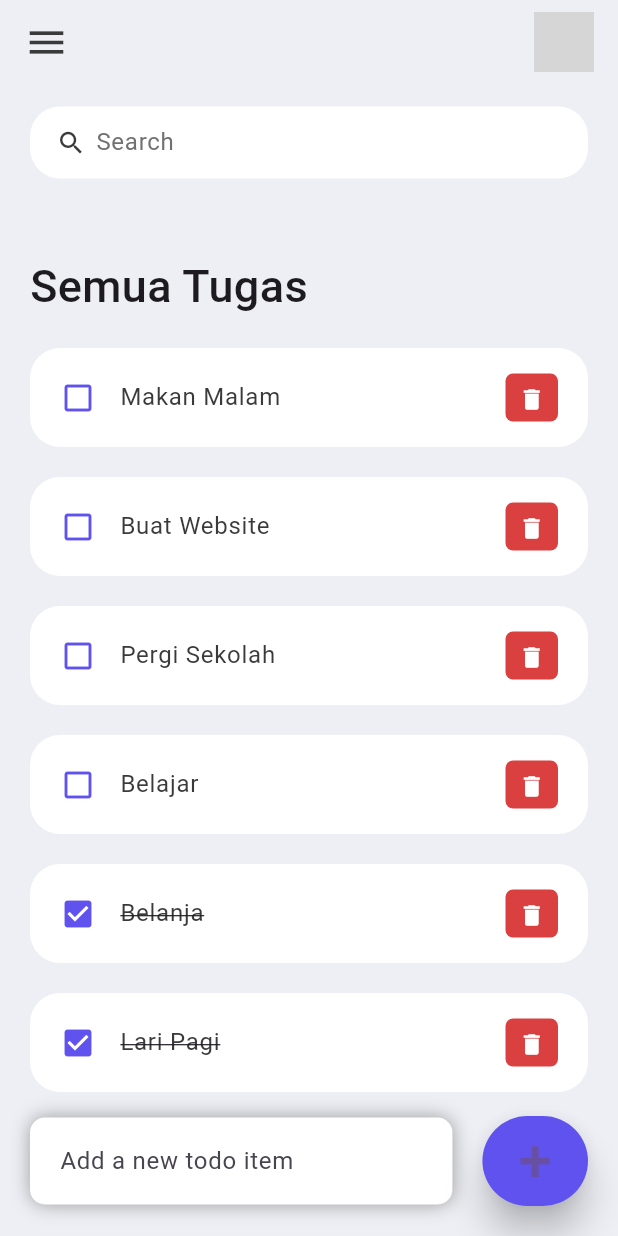
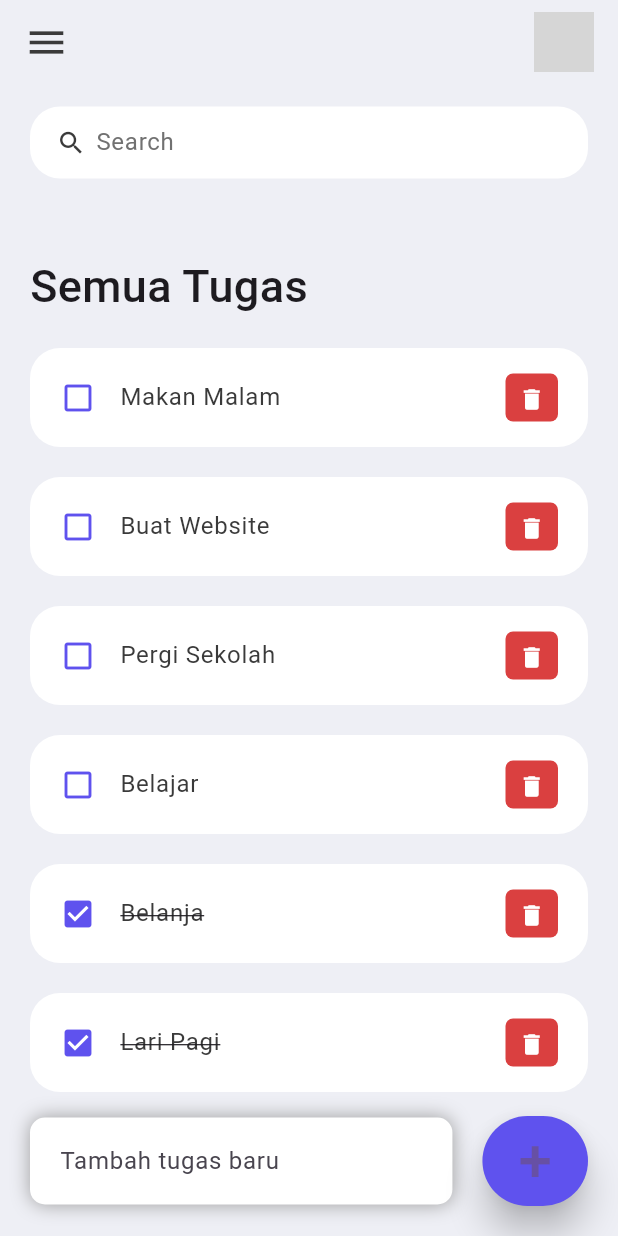
Before and after one commit to Aidil-noob/To-Do-App-with-Flutter, a Flutter app: the screen it shows after launch, on a phone screen of 412 x 824 dp. Run offline on Flutter 3.47's test engine with Material 3 defaults, Android fonts, the phone set to English and light mode, and no system bars; grey boxes are pictures that could not be loaded.

Commit message:
update lib/screens/home.dart

```diff
--- a/lib/screens/home.dart
+++ b/lib/screens/home.dart
@@ -94,7 +94,7 @@ class _HomeState extends State<Home> {
                   child: TextField(
                     controller: _todoController,
                     decoration: InputDecoration(
-                        hintText: 'Add a new todo item',
+                        hintText: 'Tambah tugas baru',
                         border: InputBorder.none),
                   ),
                 ),
```
